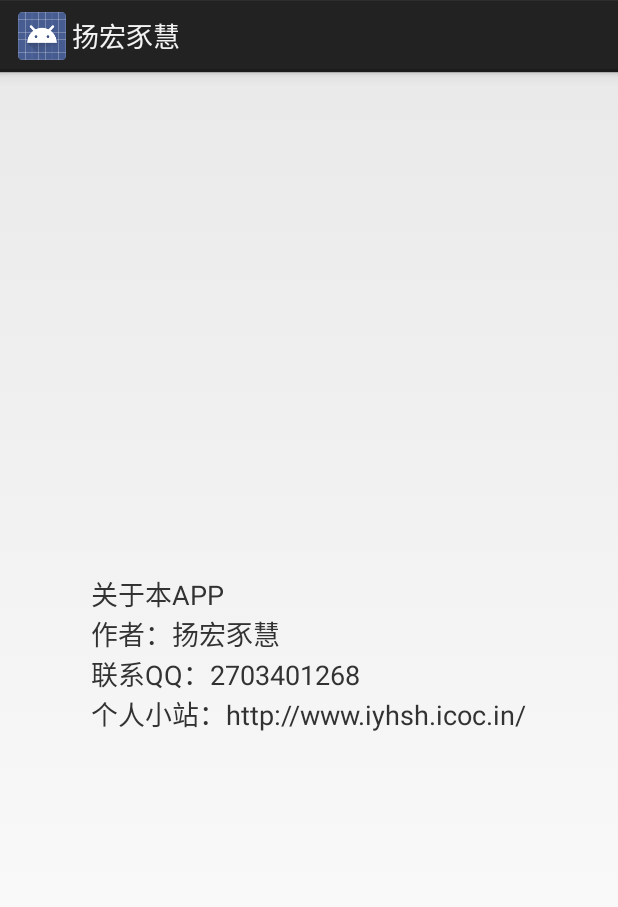
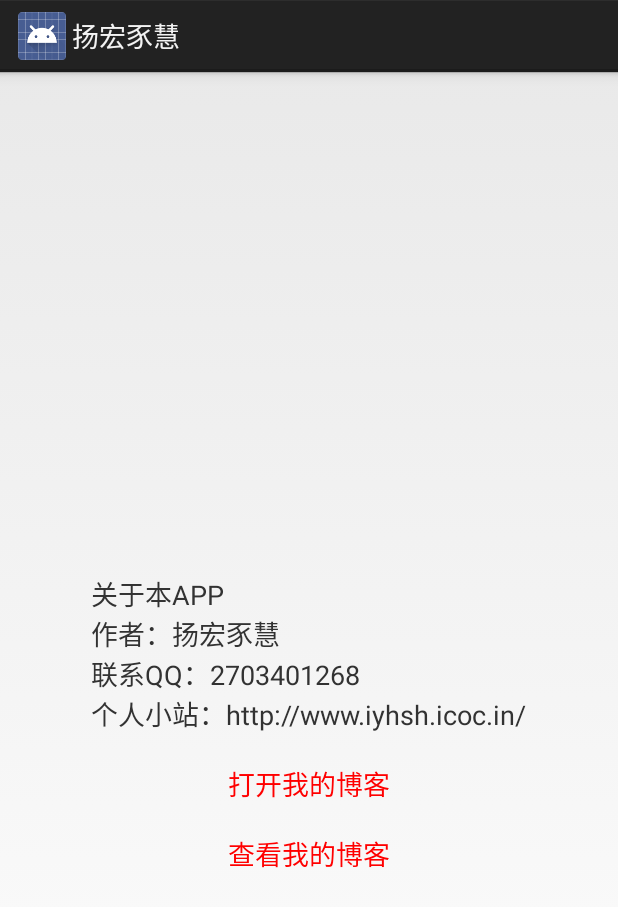
Before and after one commit to yhsh/QingFeiYang, an Android app: the AboutYHSHActivity screen opened directly, with no data from a screen before it, on a phone screen of 412 x 824 dp. Shown: the top 907 px of the screen. Run offline under Robolectric (Android 15) with nearby library versions, the light colour scheme and no system bars.

Commit message:
1.新增关于我的页面可跳转我的博客 2.关于我的页面可在APP打开我的博客 3.点击文字可打开作者QQ资料

```diff
--- a/YHSH/src/main/java/com/xiayiye/yhsh/yhsh/AboutYHSHActivity.java
+++ b/YHSH/src/main/java/com/xiayiye/yhsh/yhsh/AboutYHSHActivity.java
@@ -1,13 +1,70 @@
 package com.xiayiye.yhsh.yhsh;
 
 import android.app.Activity;
+import android.content.Intent;
+import android.net.Uri;
 import android.os.Bundle;
+import android.view.View;
+import android.webkit.WebSettings;
+import android.webkit.WebView;
+import android.webkit.WebViewClient;
+import android.widget.RelativeLayout;
+import android.widget.TextView;
 
-public class AboutYHSHActivity extends Activity {
+public class AboutYHSHActivity extends Activity implements View.OnClickListener {
+
+    private WebView wv_my_blog;
+    private RelativeLayout view_gone;
 
     @Override
     protected void onCreate(Bundle savedInstanceState) {
         super.onCreate(savedInstanceState);
         setContentView(R.layout.activity_about_yhsh);
+        TextView about = findViewById(R.id.about);
+        TextView open_my_blog = findViewById(R.id.open_my_blog);
+        TextView look_my_blog = findViewById(R.id.look_my_blog);
+        view_gone = findViewById(R.id.view_gone);
+        wv_my_blog = findViewById(R.id.wv_my_blog);
+        about.setOnClickListener(this);
+        look_my_blog.setOnClickListener(this);
+        look_my_blog.setOnClickListener(this);
+
+        WebSettings settings = wv_my_blog.getSettings();
+        settings.setUseWideViewPort(true);
+        settings.setSupportZoom(true);
+//      settings.setLayoutAlgorithm(LayoutAlgorithm.SINGLE_COLUMN);
+//      settings.setLoadWithOverviewMode(true);
+//      settings.setBuiltInZoomControls(true);
+        settings.setJavaScriptEnabled(true);
+        wv_my_blog.setWebViewClient(new WebViewClient() {
+            public boolean shouldOverrideUrlLoading(WebView view, String url) { //  重写此方法表明点击网页里面的链接还是在当前的webview里跳转，不跳到浏览器那边
+                view.loadUrl(url);
+                return true;
+            }
+        });
+    }
+
+    @Override
+    public void onClick(View view) {
+        switch (view.getId()) {
+            case R.id.open_my_blog:
+                //打开我的博客
+                Uri uri = Uri.parse("http://blog.csdn.net/xiayiye5");
+                Intent intent = new Intent(Intent.ACTION_VIEW, uri);
+                startActivity(intent);
+                break;
+            case R.id.look_my_blog:
+                wv_my_blog.setVisibility(View.VISIBLE);
+                view_gone.setVisibility(View.GONE);
+                //查看我的博客
+                wv_my_blog.loadUrl("http://blog.csdn.net/xiayiye5");
+                break;
+            case R.id.about:
+                //跳转到我的资料卡
+                startActivity(new Intent(Intent.ACTION_VIEW, Uri.parse("mqqapi://card/show_pslcard?src_type=internal&source=sharecard&version=1&uin=2703401268")));//跳转到QQ资料
+//                startActivity(new Intent(Intent.ACTION_VIEW, Uri.parse("mqqapi://card/show_pslcard?src_type=internal&version=1&card_type=group&source=qrcode&uin=485761716")));//跳转到QQ群
+//                startActivity(new Intent(Intent.ACTION_VIEW, Uri.parse("mqqwpa://im/chat?chat_type=wpa&version=1&uin=2703401268")));//跳转到临时会话
+                break;
+        }
     }
 }
--- a/YHSH/src/main/res/layout/activity_about_yhsh.xml
+++ b/YHSH/src/main/res/layout/activity_about_yhsh.xml
@@ -3,12 +3,56 @@
     android:layout_width="match_parent"
     android:layout_height="match_parent">
 
-    <TextView
-        android:textSize="18sp"
-        android:padding="10dp"
-        android:layout_width="wrap_content"
-        android:layout_height="wrap_content"
-        android:layout_centerInParent="true"
-        android:text="@string/about_me"
-        android:textIsSelectable="true" />
+    <RelativeLayout
+        android:id="@+id/view_gone"
+        android:layout_width="match_parent"
+        android:layout_height="match_parent">
+
+        <TextView
+            android:clickable="true"
+            android:focusable="true"
+            android:id="@+id/about"
+            android:layout_width="wrap_content"
+            android:layout_height="wrap_content"
+            android:layout_centerInParent="true"
+            android:padding="10dp"
+            android:text="@string/about_me"
+            android:textIsSelectable="true"
+            android:textSize="18sp" />
+
+        <TextView
+            android:id="@+id/open_my_blog"
+            android:layout_width="wrap_content"
+            android:layout_height="wrap_content"
+            android:layout_below="@id/about"
+            android:layout_centerInParent="true"
+            android:clickable="true"
+            android:focusable="true"
+            android:padding="10dp"
+            android:text="@string/open_blog"
+            android:textColor="@color/red"
+            android:textIsSelectable="true"
+            android:textSize="18sp" />
+
+        <TextView
+            android:id="@+id/look_my_blog"
+            android:layout_width="wrap_content"
+            android:layout_height="wrap_content"
+            android:layout_below="@id/open_my_blog"
+            android:layout_centerInParent="true"
+            android:clickable="true"
+            android:focusable="true"
+            android:padding="10dp"
+            android:text="@string/look_my_blog"
+            android:textColor="@color/red"
+            android:textIsSelectable="true"
+            android:textSize="18sp" />
+
+    </RelativeLayout>
+
+    <WebView
+        android:id="@+id/wv_my_blog"
+        android:layout_width="match_parent"
+        android:layout_height="match_parent"
+        android:visibility="invisible" />
 </RelativeLayout>
--- a/YHSH/src/main/res/values/strings.xml
+++ b/YHSH/src/main/res/values/strings.xml
@@ -7,4 +7,6 @@
     <string name="home_music_hot">最热歌曲</string>
     <string name="home_music_kg">酷狗歌曲</string>
     <string name="about_me"> 关于本APP\n作者：扬宏豕慧\n联系QQ：2703401268\n个人小站：http://www.iyhsh.icoc.in/</string>
+    <string name="open_blog">打开我的博客</string>
+    <string name="look_my_blog">查看我的博客</string>
 </resources>
```
Also changed, not shown: 2 other files.
